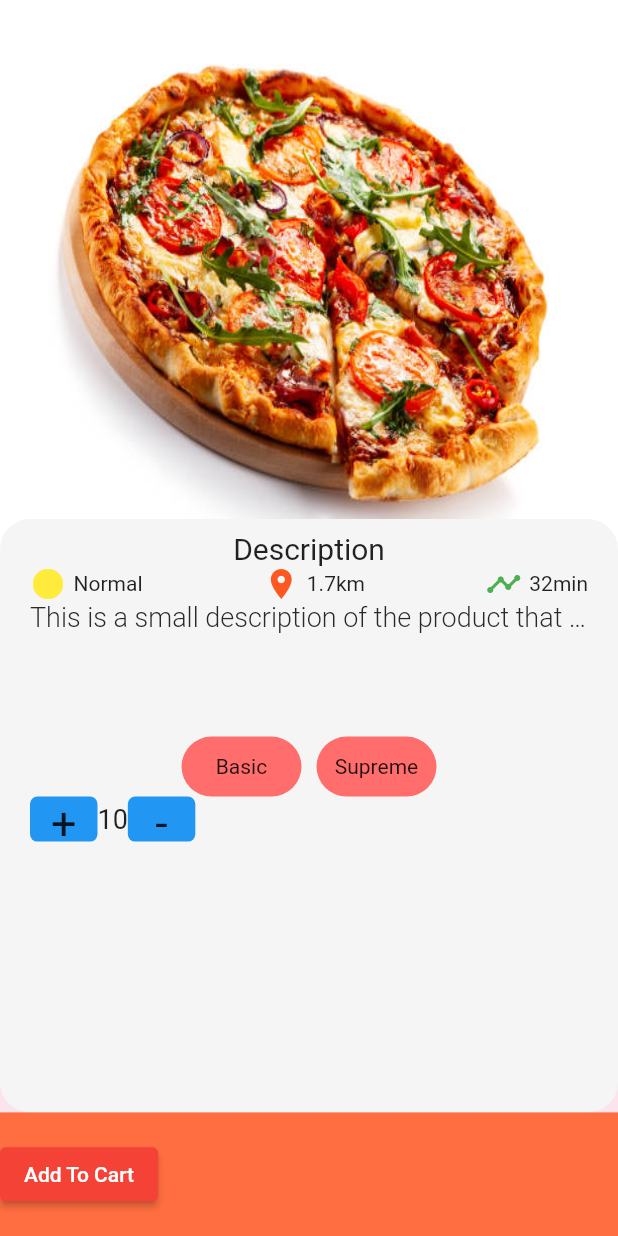
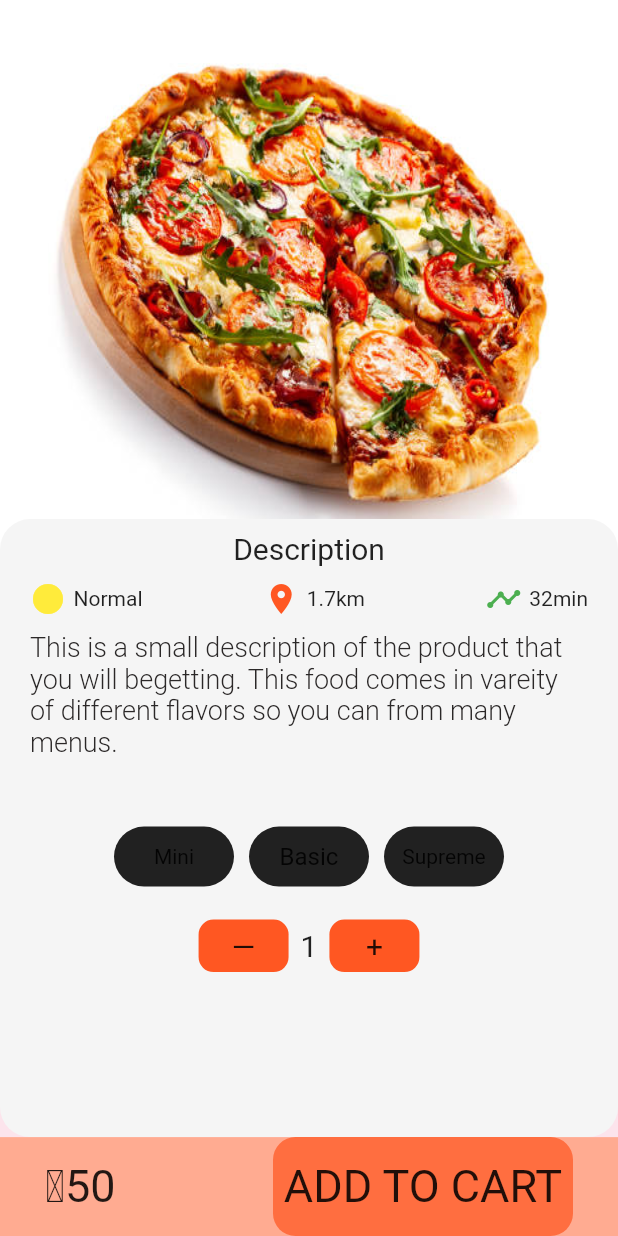
Before and after one commit to okasha1/mustah_bakery, a Flutter app: the screen it shows after launch, on a phone screen of 412 x 824 dp. Run offline on Flutter 3.47's test engine with Material 2 defaults, Android fonts, the phone set to English and light mode, and no system bars; our stand-ins replace card_swiper, get.

Commit message:
initial commit

```diff
--- a/lib/screens/detail.dart
+++ b/lib/screens/detail.dart
@@ -1,7 +1,7 @@
 import 'package:flutter/material.dart';
+import 'package:get/get.dart';
 import 'package:mustah_bakery/utilities/colors.dart';
 import 'package:mustah_bakery/widgets/black_text.dart';
-import 'package:mustah_bakery/widgets/small_text.dart';
 
 class ProductDetail extends StatefulWidget {
   const ProductDetail({super.key});
@@ -11,21 +11,51 @@ class ProductDetail extends StatefulWidget {
 }
 
 class _ProductDetailState extends State<ProductDetail> {
+  int itemCount = 1;
+  int itemChecker(int num) {
+    if (num > 100) {
+      return 100;
+    } else if (num < 1) {
+      itemCount = 1;
+      return itemCount;
+    }
+    return num;
+  }
+
+  bool tapped = false;
+  int miniPrice = 50;
+  int basicPrice = 80;
+  int supremmePrice = 130;
+  int priceHolder = 50;
+
   @override
   Widget build(BuildContext context) {
     Size size = MediaQuery.of(context).size;
     return Scaffold(
       backgroundColor: Colors.pink[50],
       bottomNavigationBar: Container(
-          height: size.height * 0.1,
+          height: size.height * 0.08,
+          padding: const EdgeInsets.symmetric(horizontal: 30),
           width: double.maxFinite,
+          color: Colors.deepOrange[200],
+          child: Row(
+            mainAxisAlignment: MainAxisAlignment.spaceBetween,
+            children: [
+              Text('₵${priceHolder * itemChecker(itemCount)}',
+                  style: const TextStyle(fontSize: 30)),
+              //The bottom Navigation button
+              InkWell(
+                onTap: () {},
+                child: Container(
+                  height: 90,
+                  width: 200,
+                  decoration: BoxDecoration(
                       color: Colors.deepOrangeAccent,
-          child: Row(
-            children: [
-              ElevatedButton(
-                onPressed: () {},
-                style: const ButtonStyle(),
-                child: const Text('Add To Cart'),
+                      borderRadius: BorderRadius.circular(15)),
+                  child: const Center(
+                      child:
+                          Text('ADD TO CART', style: TextStyle(fontSize: 30))),
+                ),
               )
             ],
           )),
@@ -49,6 +79,7 @@ class _ProductDetailState extends State<ProductDetail> {
             padding: const EdgeInsets.only(top: 8.0),
             child: Column(children: [
               const BlackText(text: 'Description'),
+              const SizedBox(height: 10),
               const Row(
                 mainAxisAlignment: MainAxisAlignment.spaceBetween,
                 children: [
@@ -90,59 +121,118 @@ class _ProductDetailState extends State<ProductDetail> {
                   )
                 ],
               ),
+              const SizedBox(height: 10),
               Container(
                 margin: const EdgeInsets.only(bottom: 20),
-                height: 70,
+                height: 100,
                 width: double.maxFinite,
                 child: const Text(
                     'This is a small description of the product that you will begetting. This food comes in vareity of different flavors so you can from many menus.',
                     style: TextStyle(
                         fontWeight: FontWeight.w300,
                         fontSize: 18,
-                        overflow: TextOverflow.ellipsis,
                         color: Color.fromARGB(255, 43, 40, 40))),
               ),
+              const SizedBox(height: 10),
               Row(
                 mainAxisAlignment: MainAxisAlignment.center,
                 children: [
                   //THE BASIC AND SUPREME BUTTONS
-                  Container(
+                  GestureDetector(
+                    onTap: () {
+                      setState(() {
+                        tapped = true;
+                        priceHolder = miniPrice;
+                      });
+                    },
+                    child: Container(
                         height: 40,
                         width: 80,
                         decoration: BoxDecoration(
                           borderRadius: BorderRadius.circular(20),
-                        color: AppColors.mainColor,
+                          color:
+                              tapped ? AppColors.mainColor : Colors.grey[900],
                         ),
-                      child: const Center(child: Text('Basic'))),
+                        child: const Center(child: Text('Mini'))),
+                  ),
                   const SizedBox(width: 10),
-                  Container(
+                  GestureDetector(
+                    onTap: () {
+                      setState(() {
+                        tapped = true;
+                        priceHolder = basicPrice;
+                      });
+                    },
+                    child: Container(
                         height: 40,
                         width: 80,
                         decoration: BoxDecoration(
                           borderRadius: BorderRadius.circular(20),
-                        color: AppColors.mainColor,
+                          color:
+                              tapped ? AppColors.mainColor : Colors.grey[900],
+                        ),
+                        child: const Center(
+                            child:
+                                Text('Basic', style: TextStyle(fontSize: 16)))),
+                  ),
+                  const SizedBox(width: 10),
+                  GestureDetector(
+                    onTap: () {
+                      setState(() {
+                        tapped = true;
+                        priceHolder = supremmePrice;
+                      });
+                    },
+                    child: Container(
+                        height: 40,
+                        width: 80,
+                        decoration: BoxDecoration(
+                          borderRadius: BorderRadius.circular(20),
+                          color:
+                              tapped ? AppColors.mainColor : Colors.grey[900],
                         ),
                         child: const Center(child: Text('Supreme'))),
+                  ),
                 ],
               ),
-              Row(children: [
-                Container(
-                    height: 30,
-                    width: 45,
+              const SizedBox(height: 20),
+              //THE ADD & SUB BUTTONS
+              Row(mainAxisAlignment: MainAxisAlignment.center, children: [
+                InkWell(
+                  onTap: () {
+                    setState(() {
+                      itemCount--;
+                    });
+                  },
+                  child: Container(
+                      width: 60,
+                      height: 35,
                       decoration: BoxDecoration(
-                        borderRadius: BorderRadius.circular(5),
-                        color: Colors.blue),
+                          borderRadius: BorderRadius.circular(10),
+                          color: Colors.deepOrange),
                       child: const Center(
-                        child: Text('+', style: TextStyle(fontSize: 30)))),
-                const Text('10', style: TextStyle(fontSize: 18)),
-                Container(
-                    height: 30,
-                    width: 45,
+                          child: Text('—', style: TextStyle(fontSize: 20)))),
+                ),
+                Padding(
+                  padding: const EdgeInsets.all(8.0),
+                  child: Text('${itemChecker(itemCount)}',
+                      style: const TextStyle(fontSize: 20)),
+                ),
+                InkWell(
+                  onTap: () {
+                    setState(() {
+                      itemCount++;
+                    });
+                  },
+                  child: Container(
+                      width: 60,
+                      height: 35,
                       decoration: BoxDecoration(
-                        borderRadius: BorderRadius.circular(5),
-                        color: Colors.blue),
+                          borderRadius: BorderRadius.circular(10),
+                          color: Colors.deepOrange),
                       child: const Center(
-                        child: Text('-', style: TextStyle(fontSize: 30)))),
+                          child: Text('+', style: TextStyle(fontSize: 20)))),
+                ),
               ])
             ]),
           ),
```
Lines whose indentation alone changed are shown as unchanged.
